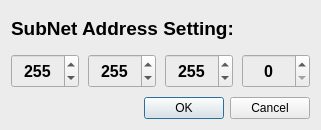
Before: the Qt Designer form ui/dialogwidget/subnetsetdialog.ui in 15903016222/Voice, drawn with Qt 5.
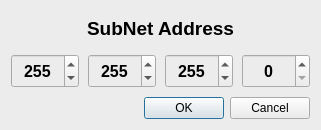
After: the same form once the commit is applied.

Commit message: Updated: 修改ipsetdialog.ui和subnetsetdialog.ui；

Patch:
```diff
--- a/ui/dialogwidget/subnetsetdialog.ui
+++ b/ui/dialogwidget/subnetsetdialog.ui
@@ -49,7 +49,10 @@
          </font>
         </property>
         <property name="text">
-         <string>SubNet Address Setting:</string>
+         <string>SubNet Address</string>
+        </property>
+        <property name="alignment">
+         <set>Qt::AlignCenter</set>
         </property>
        </widget>
       </item>
```
The commit also changes 1 other file.
